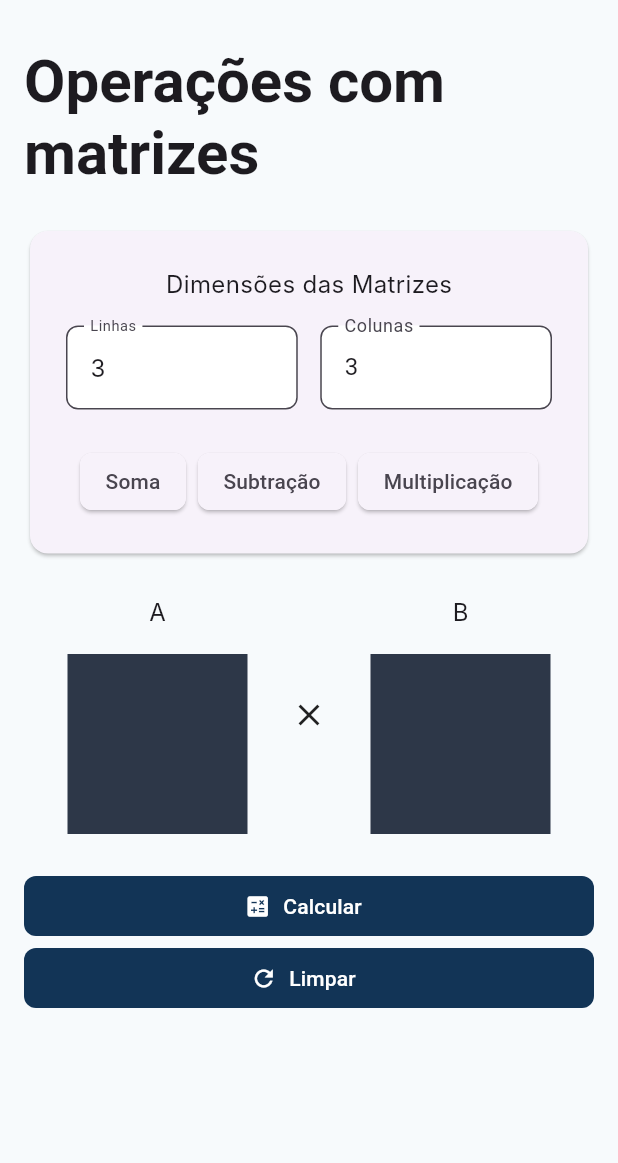
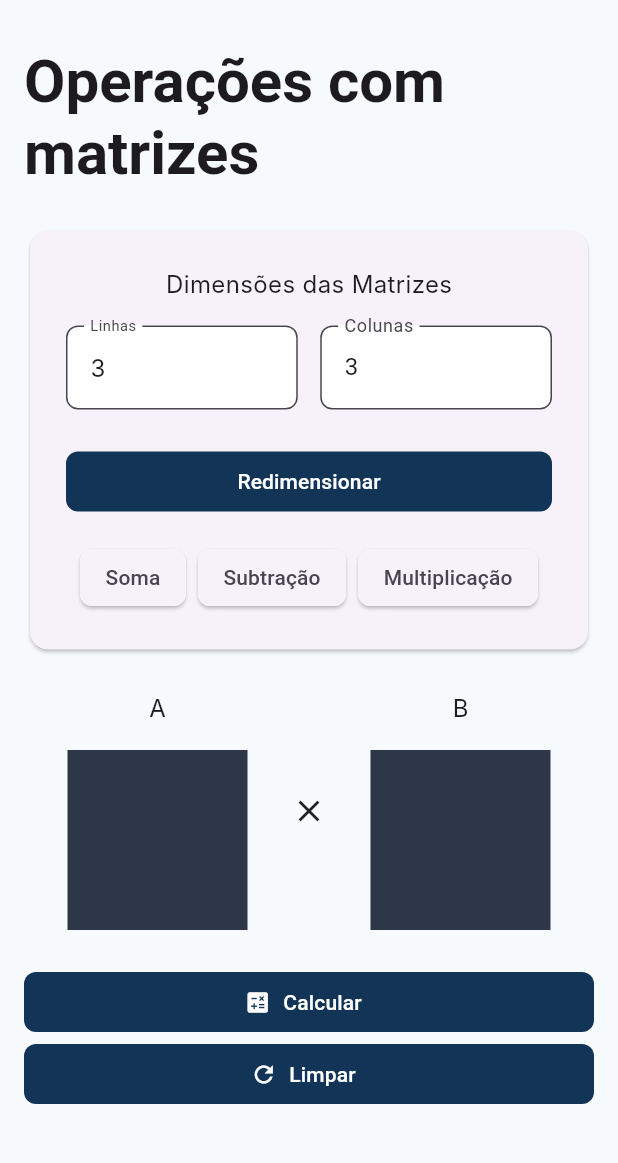
Before and after one commit to pauloqueirozz01/mathiz, a Flutter app: the MatrixScreen screen opened by its route, on a phone screen of 412 x 824 dp, the part 63-1226 px from its top. Run offline on Flutter 3.47's test engine with Material 3 defaults, Android fonts, the light colour scheme and no system bars; Roboto replaces fonts that are missing (Hanken Grotesk, Inter, JetBrains Mono); statements that could not run were skipped.

Commit message:
feat: adicionadno nova feature, ajustando;o build configurationCard() e tornando ele um widget, sendo importado na matrix_screen.dart

```diff
--- a/lib/screens/matrix/matrix_screen.dart
+++ b/lib/screens/matrix/matrix_screen.dart
@@ -1,6 +1,7 @@
 import 'package:flutter/material.dart';
 import 'package:mathiz/core/theme/app_colors.dart';
 import 'package:mathiz/core/theme/app_text_styles.dart';
+import 'package:mathiz/screens/matrix/widgets/matrix_Configuration_Card.dart';
 
 class MatrixScreen extends StatefulWidget {
   const MatrixScreen({super.key});
@@ -17,8 +18,8 @@ class _MatrixScreenState extends State<MatrixScreen> {
   List<List<double>> matrixB = [];
   void generateMatrices() {
     setState(() {
-      matrixA = List.generate(rows, (_) => List.filled(cols, 0));
-      matrixB = List.generate(cols, (_) => List.filled(cols, 0));
+      matrixA = List.generate(cols, (_) => List.filled(cols, 0));
+      matrixB = List.generate(rows, (_) => List.filled(cols, 0));
     });
   }
 
@@ -41,7 +42,19 @@ class _MatrixScreenState extends State<MatrixScreen> {
 
             const SizedBox(height: 24),
 
-            _buildConfigurationCard(),
+            MatrixConfigurationCard(
+              rows: rows,
+              cols: cols,
+              selectedOperation: selectedOperation,
+
+              onResize: generateMatrices,
+
+              onOperationChanged: (operation) {
+                setState(() {
+                  selectedOperation = operation;
+                });
+              },
+            ),
 
             const SizedBox(height: 24),
 
@@ -50,47 +63,6 @@ class _MatrixScreenState extends State<MatrixScreen> {
             const SizedBox(height: 24),
 
             _buildActionButtons(),
-          ],
-        ),
-      ),
-    );
-  }
-
-  Widget _buildConfigurationCard() {
-    return Card(
-      child: Padding(
-        padding: const EdgeInsets.all(24),
-        child: Column(
-          children: [
-            const Text("Dimensões das Matrizes"),
-            const SizedBox(height: 16),
-
-            Row(
-              children: [
-                Expanded(
-                  child: TextFormField(
-                    style: AppTextStyles.bodyMD,
-                    initialValue: rows.toString(),
-                    decoration: const InputDecoration(
-                      labelText: "Linhas",
-                      labelStyle: AppTextStyles.labelMono,
-                    ),
-                  ),
-                ),
-
-                const SizedBox(width: 15),
-
-                Expanded(
-                  child: TextFormField(
-                    initialValue: cols.toString(),
-                    decoration: const InputDecoration(labelText: "Colunas"),
-                  ),
-                ),
-              ],
-            ),
-            const SizedBox(height: 24),
-
-            _buildSelectorOperation(),
           ],
         ),
       ),
--- /dev/null
+++ b/lib/screens/matrix/widgets/matrix_Configuration_Card.dart
@@ -0,0 +1,97 @@
+import 'package:flutter/material.dart';
+import 'package:mathiz/core/theme/app_text_styles.dart';
+
+class MatrixConfigurationCard extends StatelessWidget {
+  final int rows;
+  final int cols;
+
+  final VoidCallback onResize;
+
+  final String selectedOperation;
+
+  final Function(String) onOperationChanged;
+
+  const MatrixConfigurationCard({
+    super.key,
+    required this.rows,
+    required this.cols,
+    required this.onResize,
+    required this.selectedOperation,
+    required this.onOperationChanged,
+  });
+
+  @override
+  Widget build(BuildContext context) {
+    return Card(
+      child: Padding(
+        padding: const EdgeInsets.all(24),
+        child: Column(
+          children: [
+            const Text("Dimensões das Matrizes"),
+
+            const SizedBox(height: 16),
+
+            Row(
+              children: [
+                Expanded(
+                  child: TextFormField(
+                    style: AppTextStyles.bodyMD,
+                    initialValue: rows.toString(),
+                    decoration: const InputDecoration(
+                      labelText: "Linhas",
+                      labelStyle: AppTextStyles.labelMono,
+                    ),
+                  ),
+                ),
+
+                const SizedBox(width: 15),
+
+                Expanded(
+                  child: TextFormField(
+                    initialValue: cols.toString(),
+                    decoration: const InputDecoration(labelText: "Colunas"),
+                  ),
+                ),
+              ],
+            ),
+
+            const SizedBox(height: 24),
+
+            SizedBox(
+              width: double.infinity,
+              child: ElevatedButton(
+                onPressed: onResize,
+                child: const Text("Redimensionar"),
+              ),
+            ),
+
+            const SizedBox(height: 16),
+
+            Wrap(
+              spacing: 8,
+              children: [
+                ChoiceChip.elevated(
+                  label: const Text("Soma"),
+                  selected: selectedOperation == "Soma",
+                  onSelected: (_) => onOperationChanged("Soma"),
+                ),
+
+                ChoiceChip.elevated(
+                  label: const Text("Subtração"),
+                  selected: selectedOperation == "Subtração",
+                  onSelected: (_) => onOperationChanged("Subtração"),
+                ),
+
+                ChoiceChip.elevated(
+                  label: const Text("Multiplicação"),
+                  selected: selectedOperation == "Multiplicação",
+                  onSelected: (_) => onOperationChanged("Multiplicação"),
+                ),
+              ],
+            ),
+          ],
+        ),
+      ),
+    );
+  }
+}
```
